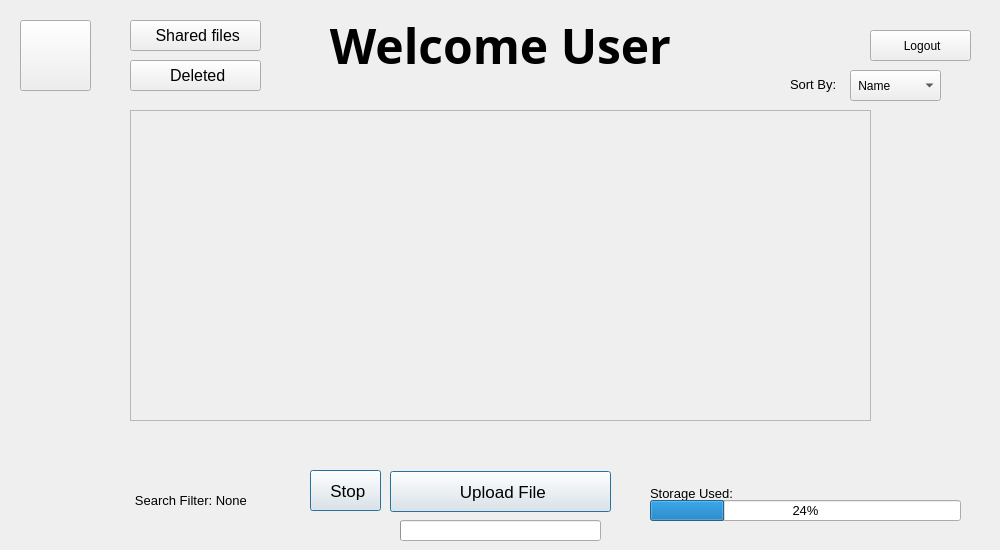
The window that Main/client/gui/ui/user.ui (SuperName3102/Final-Project) describes before a commit, drawn with Qt 5.
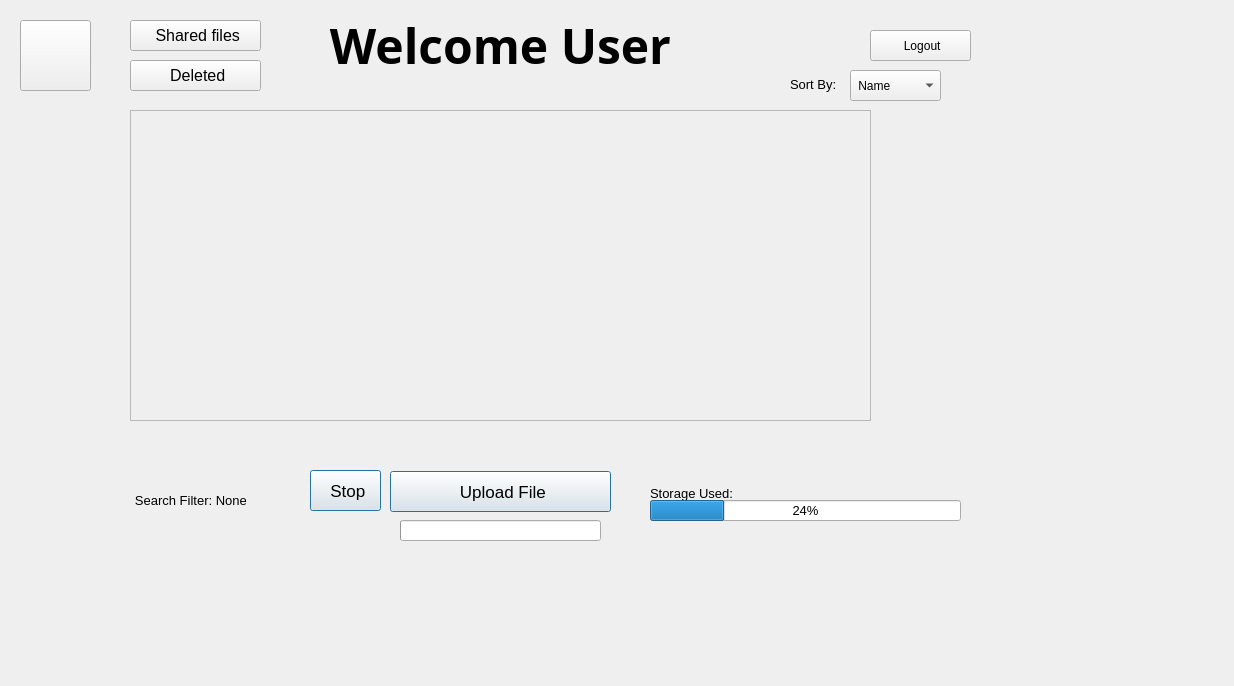
The same window after the commit.

Diff of the .ui file:
```diff
--- a/Main/client/gui/ui/user.ui
+++ b/Main/client/gui/ui/user.ui
@@ -6,8 +6,8 @@
    <rect>
     <x>0</x>
     <y>0</y>
-    <width>1000</width>
-    <height>550</height>
+    <width>1234</width>
+    <height>686</height>
    </rect>
   </property>
   <property name="windowTitle">
```
